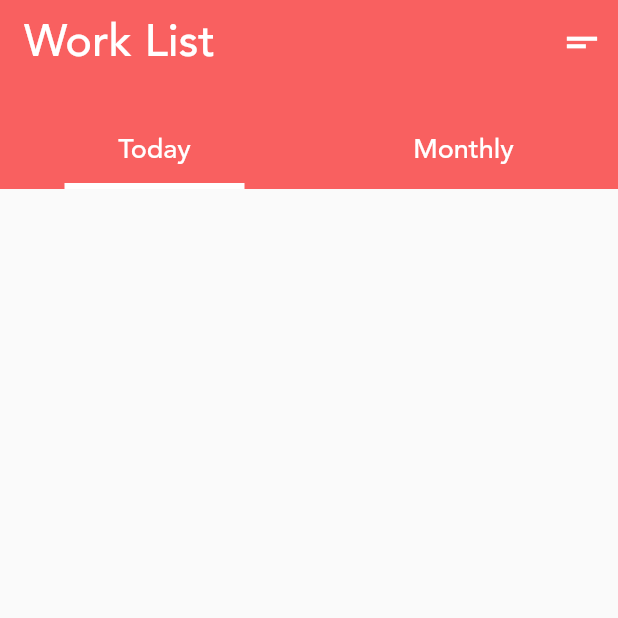
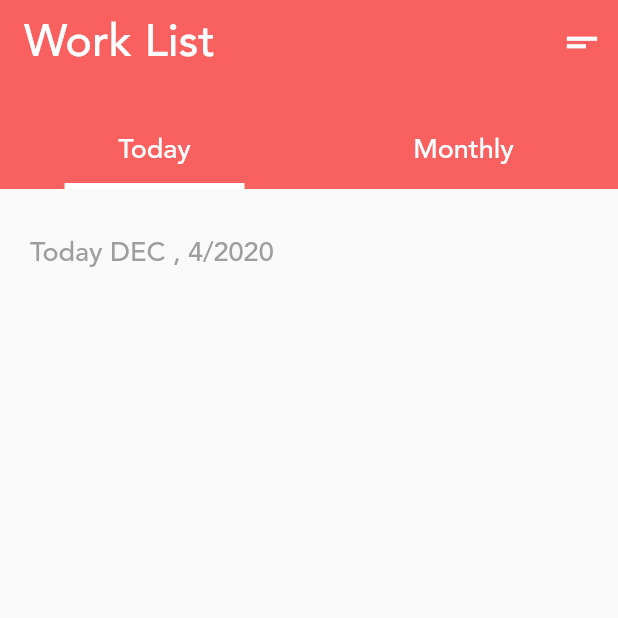
Before and after one commit to johnwanjema/flutter_todo_app, a Flutter app: the screen it shows after launch, on a phone screen of 412 x 824 dp, the top half of it. Run offline on Flutter 3.47's test engine with Material 2 defaults, Android fonts, the phone set to English and light mode, and no system bars; our stand-ins replace table_calendar.

Commit message:
show todays dates

```diff
--- a/lib/screens/HomeScreen.dart
+++ b/lib/screens/HomeScreen.dart
@@ -1,7 +1,9 @@
 import 'package:flutter/material.dart';
 import 'package:table_calendar/table_calendar.dart';
 
-import 'package:table_calendar/table_calendar.dart';class HomePage extends StatelessWidget {
+import 'package:table_calendar/table_calendar.dart';
+
+class HomePage extends StatelessWidget {
   @override
   Widget build(BuildContext context) {
     return MaterialApp(
@@ -20,14 +22,28 @@ class homePage extends StatefulWidget {
 class _homePageState extends State<homePage> {
   String filterType = 'today';
   CalendarController Cntrl = new CalendarController();
+  DateTime today = new DateTime.now();
+  var months = [
+    'JAN',
+    'FEB',
+    'MAR',
+    'APR',
+    'MAY',
+    'JUN',
+    'JUL',
+    'AUG',
+    'SEP',
+    'OCT',
+    'NOV',
+    'DEC'
+  ];
   @override
   Widget build(BuildContext context) {
     return Scaffold(
       body: Stack(
         children: <Widget>[
-          Column(
-            crossAxisAlignment: CrossAxisAlignment.start,
-            children: <Widget>[
+          Column(crossAxisAlignment: CrossAxisAlignment.start, children: <
+              Widget>[
             AppBar(
               elevation: 0,
               title: Text(
@@ -71,7 +87,9 @@ class _homePageState extends State<homePage> {
                       Container(
                         height: 4,
                         width: 120,
-                          color: filterType == 'today' ? Colors.white : Colors.transparent ,
+                        color: filterType == 'today'
+                            ? Colors.white
+                            : Colors.transparent,
                       )
                     ],
                   ),
@@ -95,17 +113,51 @@ class _homePageState extends State<homePage> {
                       Container(
                         height: 4,
                         width: 120,
-                          color:filterType == 'monthly' ? Colors.white : Colors.transparent ,
+                        color: filterType == 'monthly'
+                            ? Colors.white
+                            : Colors.transparent,
                       )
                     ],
                   )
                 ],
               ),
             ),
-              (filterType == 'monthly') ? TableCalendar(calendarController: Cntrl,
-              startingDayOfWeek: StartingDayOfWeek.monday,initialCalendarFormat: CalendarFormat.week,
-              ) :Container(),
+            (filterType == 'monthly')
+                ? TableCalendar(
+                    calendarController: Cntrl,
+                    startingDayOfWeek: StartingDayOfWeek.monday,
+                    initialCalendarFormat: CalendarFormat.week,
+                  )
+                : Container(),
+            Expanded(
+              child: SingleChildScrollView(
+                child: Column(
+                  crossAxisAlignment: CrossAxisAlignment.start,
+                  children: [
+                    SizedBox(
+                      height: 10,
                     ),
+                    Container(
+                      padding: EdgeInsets.all(20),
+                      child: Column(
+                        crossAxisAlignment: CrossAxisAlignment.start,
+                        children: [
+                          Text(
+                            'Today ${months[today.month - 1]} , ${today.day}/${today.year}',
+                            style: TextStyle(fontSize: 18, color: Colors.grey),
+                          )
+                        ],
+                        // taskWidget(
+                        //   color:Colors.red,
+                        //   'meeting','9:00 Am'
+                        // ),
+                      ),
+                    )
+                  ],
+                ),
+              ),
+            ),
+          ]),
         ],
       ),
     );
```
Lines whose indentation alone changed are shown as unchanged.
